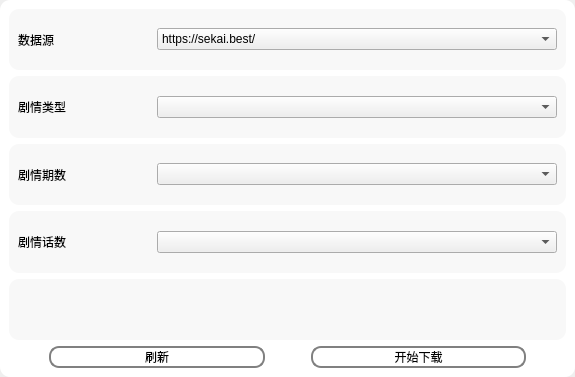
Qt form src/gui/design/WidgetDataDownload.ui (Icexbb/SekaiSubtitle-Python) before a commit.
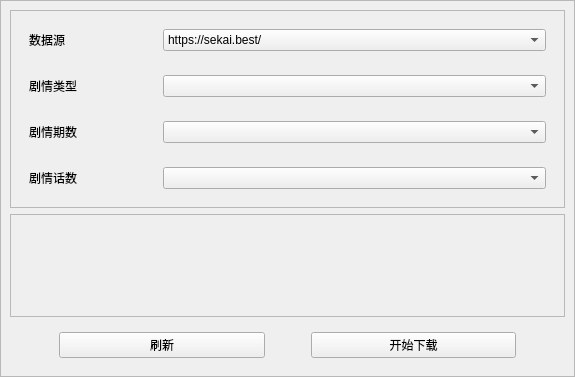
The same form after that commit.

The edit to the form file:
```diff
--- a/src/gui/design/WidgetDataDownload.ui
+++ b/src/gui/design/WidgetDataDownload.ui
@@ -14,11 +14,12 @@
    <string>Form</string>
   </property>
   <property name="styleSheet">
-   <string notr="true">QFrame{background-color:rgb(248, 248, 248);border-color: rgb(204, 204, 204);border-size:
-                2px;border-radius:10px;}
-                QFrame#MainFrame{background-color: rgb(255, 255, 255);}
-                QPushButton{border: 2px solid grey; border-radius: 10px;}
-            </string>
+   <string notr="true">QFrame{background-color:rgb(248, 248, 248);border-color: rgb(204, 204, 204);border-size:2px;border-radius:10px;}
+QFrame#MainFrame{background-color: rgb(255, 255, 255);}
+QPushButton{border: 2px solid grey; border-radius: 10px;}
+QScrollArea{background-color: rgba(255, 255, 255, 204);border: none;outline:0px;}
+#LogScrollAreaContents{background-color: rgb(250,250,250);border: none;border-radius:5px;outline:0px;}
+#LogScrollAreaContents &gt; QFrame{background:transparent;}</string>
   </property>
   <layout class="QGridLayout" name="gridLayout">
    <property name="leftMargin">
@@ -43,7 +44,22 @@
      </property>
      <layout class="QVBoxLayout" name="verticalLayout">
       <item>
+       <widget class="QFrame" name="frame_5">
+        <property name="frameShape">
+         <enum>QFrame::StyledPanel</enum>
+        </property>
+        <property name="frameShadow">
+         <enum>QFrame::Raised</enum>
+        </property>
+        <layout class="QVBoxLayout" name="verticalLayout_2">
+         <item>
        <widget class="QFrame" name="frame">
+           <property name="sizePolicy">
+            <sizepolicy hsizetype="Minimum" vsizetype="Maximum">
+             <horstretch>0</horstretch>
+             <verstretch>0</verstretch>
+            </sizepolicy>
+           </property>
         <layout class="QHBoxLayout" name="horizontalLayout" stretch="1,3">
          <item>
           <widget class="QLabel" name="L0">
@@ -71,6 +87,12 @@
       </item>
       <item>
        <widget class="QFrame" name="frame_2">
+           <property name="sizePolicy">
+            <sizepolicy hsizetype="Minimum" vsizetype="Maximum">
+             <horstretch>0</horstretch>
+             <verstretch>0</verstretch>
+            </sizepolicy>
+           </property>
         <layout class="QHBoxLayout" name="horizontalLayout_2" stretch="1,3">
          <item>
           <widget class="QLabel" name="L1">
@@ -87,6 +109,12 @@
       </item>
       <item>
        <widget class="QFrame" name="frame_3">
+           <property name="sizePolicy">
+            <sizepolicy hsizetype="Minimum" vsizetype="Maximum">
+             <horstretch>0</horstretch>
+             <verstretch>0</verstretch>
+            </sizepolicy>
+           </property>
         <layout class="QHBoxLayout" name="horizontalLayout_3" stretch="1,3">
          <item>
           <widget class="QLabel" name="L2">
@@ -103,6 +131,12 @@
       </item>
       <item>
        <widget class="QFrame" name="frame_4">
+           <property name="sizePolicy">
+            <sizepolicy hsizetype="Minimum" vsizetype="Preferred">
+             <horstretch>0</horstretch>
+             <verstretch>0</verstretch>
+            </sizepolicy>
+           </property>
         <layout class="QHBoxLayout" name="horizontalLayout_4" stretch="1,3">
          <item>
           <widget class="QLabel" name="L3">
@@ -117,23 +151,48 @@
         </layout>
        </widget>
       </item>
+        </layout>
+       </widget>
+      </item>
       <item>
-       <widget class="QLabel" name="SavePlaceLabel">
-        <property name="sizePolicy">
-         <sizepolicy hsizetype="Minimum" vsizetype="Minimum">
-          <horstretch>0</horstretch>
-          <verstretch>0</verstretch>
-         </sizepolicy>
+       <widget class="QScrollArea" name="LogScrollArea">
+        <property name="verticalScrollBarPolicy">
+         <enum>Qt::ScrollBarAlwaysOff</enum>
         </property>
-        <property name="text">
-         <string/>
+        <property name="horizontalScrollBarPolicy">
+         <enum>Qt::ScrollBarAlwaysOff</enum>
+        </property>
+        <property name="widgetResizable">
+         <bool>true</bool>
         </property>
         <property name="alignment">
-         <set>Qt::AlignCenter</set>
+         <set>Qt::AlignLeading|Qt::AlignLeft|Qt::AlignTop</set>
         </property>
+        <widget class="QWidget" name="LogScrollAreaContents">
+         <property name="geometry">
+          <rect>
+           <x>0</x>
+           <y>0</y>
+           <width>557</width>
+           <height>133</height>
+          </rect>
+         </property>
+         <layout class="QVBoxLayout" name="LogScrollAreaContentsLayout">
+          <property name="spacing">
+           <number>10</number>
+          </property>
+         </layout>
+        </widget>
        </widget>
       </item>
       <item>
+       <widget class="QWidget" name="ButtonWidgets" native="true">
+        <property name="sizePolicy">
+         <sizepolicy hsizetype="Preferred" vsizetype="Maximum">
+          <horstretch>0</horstretch>
+          <verstretch>0</verstretch>
+         </sizepolicy>
+        </property>
        <layout class="QHBoxLayout" name="horizontalLayout_5" stretch="0,1,0,1,0">
         <item>
          <spacer name="horizontalSpacer_3">
@@ -189,6 +248,7 @@
          </spacer>
         </item>
        </layout>
+       </widget>
       </item>
      </layout>
     </widget>
```
Lines whose indentation alone changed are shown as unchanged.
